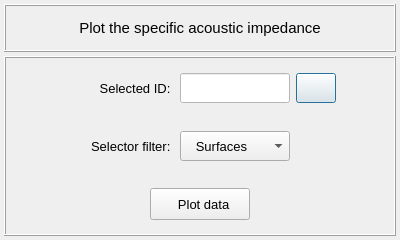
Before: the Qt Designer form vibra/interface/data/ui_files/plots/acoustic/plot_specific_acoustic_impedance_input.ui in MOPT-UFSC/VIBRA, drawn with Qt 5.
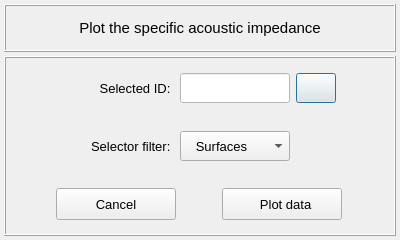
After: the same form once the commit is applied. Icons and pictures are not drawn.

Commit message: Add cancel button in the frequency response plots

Patch:
```diff
--- a/vibra/interface/data/ui_files/plots/acoustic/plot_specific_acoustic_impedance_input.ui
+++ b/vibra/interface/data/ui_files/plots/acoustic/plot_specific_acoustic_impedance_input.ui
@@ -381,17 +381,17 @@
          <property name="spacing">
           <number>2</number>
          </property>
-         <item row="0" column="0">
-          <widget class="QPushButton" name="pushButton_plot_frequency_response">
+         <item row="0" column="1">
+          <widget class="QPushButton" name="pushButton_plot_data">
            <property name="minimumSize">
             <size>
-             <width>100</width>
+             <width>120</width>
              <height>32</height>
             </size>
            </property>
            <property name="maximumSize">
             <size>
-             <width>100</width>
+             <width>120</width>
              <height>32</height>
             </size>
            </property>
@@ -411,6 +411,36 @@
            </property>
           </widget>
          </item>
+         <item row="0" column="0">
+          <widget class="QPushButton" name="pushButton_cancel">
+           <property name="minimumSize">
+            <size>
+             <width>120</width>
+             <height>32</height>
+            </size>
+           </property>
+           <property name="maximumSize">
+            <size>
+             <width>120</width>
+             <height>32</height>
+            </size>
+           </property>
+           <property name="font">
+            <font>
+             <pointsize>10</pointsize>
+            </font>
+           </property>
+           <property name="styleSheet">
+            <string notr="true"/>
+           </property>
+           <property name="text">
+            <string>Cancel</string>
+           </property>
+           <property name="flat">
+            <bool>false</bool>
+           </property>
+          </widget>
+         </item>
         </layout>
        </widget>
       </item>
```
Left out of the diff: 2 changed lines with no effect on the pictures. The commit also changes 12 other files.
